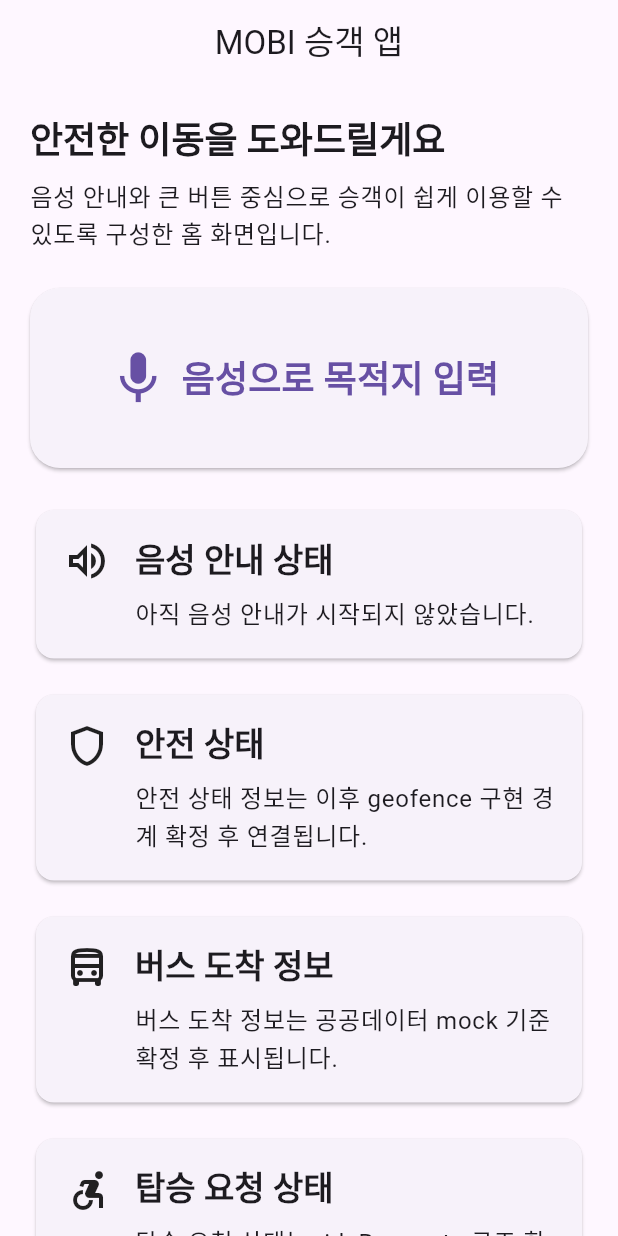
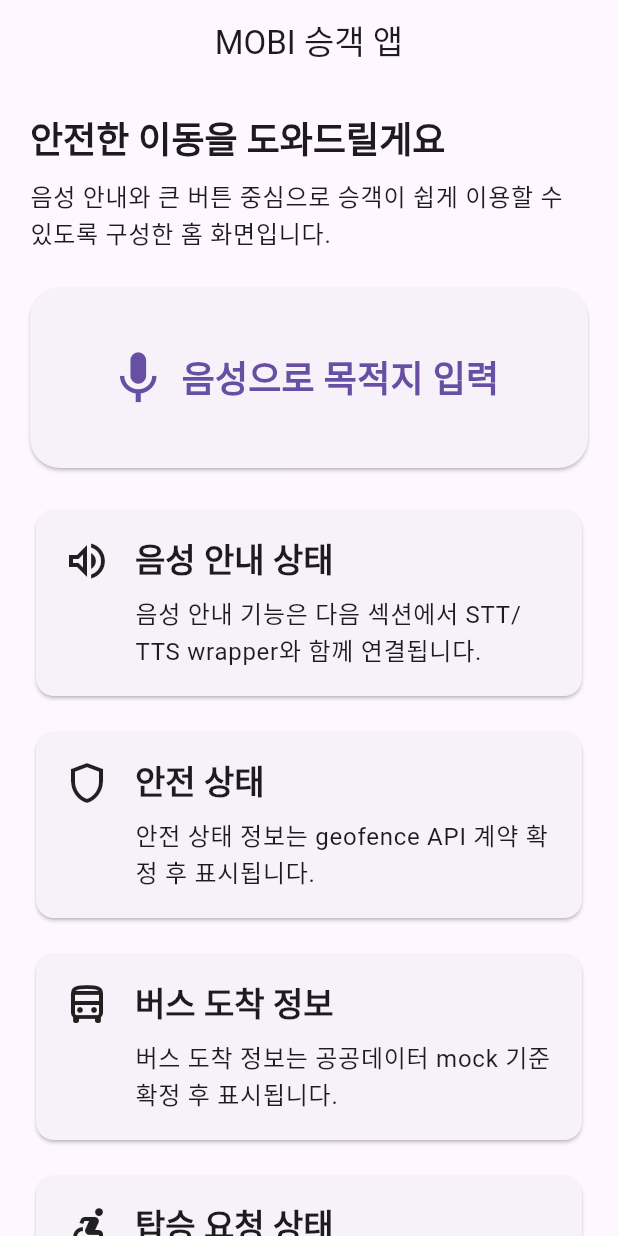
Before and after one commit to Yoonhsub/Integrated-Safety-Assurance-System-using-Spatial-Audio-and-AI, a Flutter app: the screen it shows after launch, on a phone screen of 412 x 824 dp. Run offline on Flutter 3.47's test engine with Material 3 defaults, Android fonts, the light colour scheme and no system bars.

Commit message:
fix(Yoonhsub): refine passenger home UI copy

```diff
--- a/mobi-smart-transport-ai/apps/passenger_app/lib/src/pages/home_page.dart
+++ b/mobi-smart-transport-ai/apps/passenger_app/lib/src/pages/home_page.dart
@@ -22,13 +22,13 @@
               SizedBox(height: 24),
               _StatusCard(
                 title: '음성 안내 상태',
-                description: '아직 음성 안내가 시작되지 않았습니다.',
+                description: '음성 안내 기능은 다음 섹션에서 STT/TTS wrapper와 함께 연결됩니다.',
                 icon: Icons.volume_up_outlined,
               ),
               SizedBox(height: 16),
               _StatusCard(
                 title: '안전 상태',
-                description: '안전 상태 정보는 이후 geofence 구현 경계 확정 후 연결됩니다.',
+                description: '안전 상태 정보는 geofence API 계약 확정 후 표시됩니다.',
                 icon: Icons.shield_outlined,
               ),
               SizedBox(height: 16),
@@ -40,7 +40,7 @@
               SizedBox(height: 16),
               _StatusCard(
                 title: '탑승 요청 상태',
-                description: '탑승 요청 상태는 rideRequests 구조 확정 후 표시됩니다.',
+                description: '탑승 요청 상태는 rideRequests 파이프라인 확정 후 표시됩니다.',
                 icon: Icons.accessible_forward_outlined,
               ),
             ],
@@ -93,7 +93,7 @@
           onPressed: () {
             ScaffoldMessenger.of(context).showSnackBar(
               const SnackBar(
-                content: Text('음성 입력 기능은 다음 섹션에서 연결됩니다.'),
+                content: Text('음성 입력 기능은 Section 04에서 STT/TTS wrapper와 함께 연결됩니다.'),
               ),
             );
           },
```
